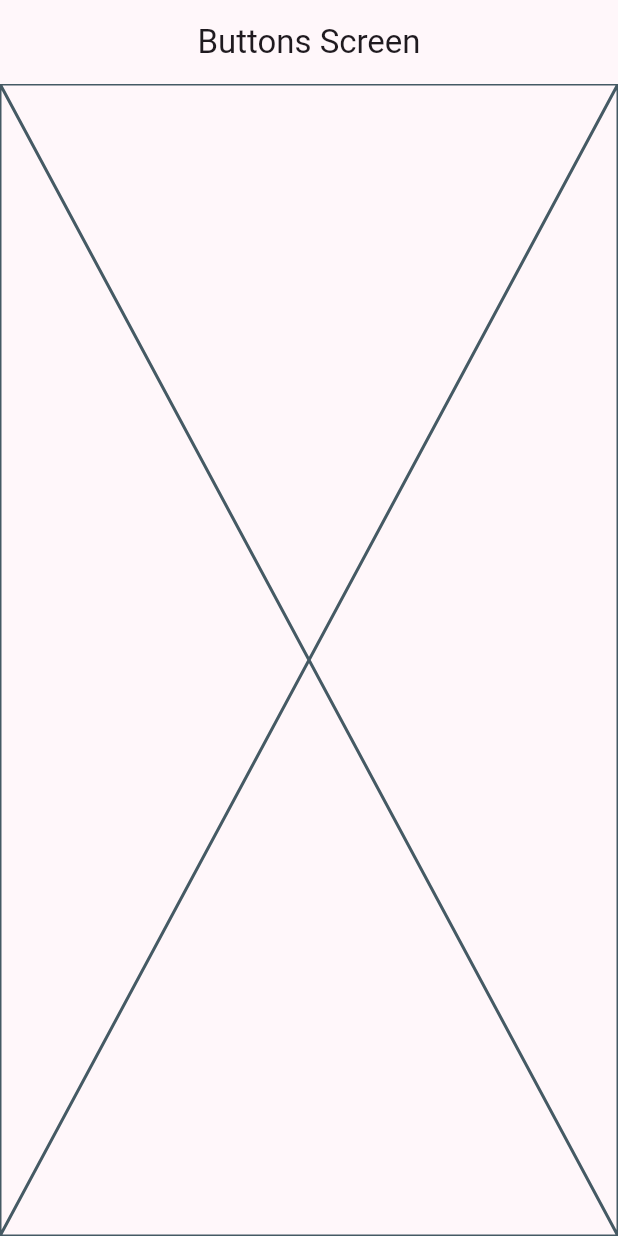
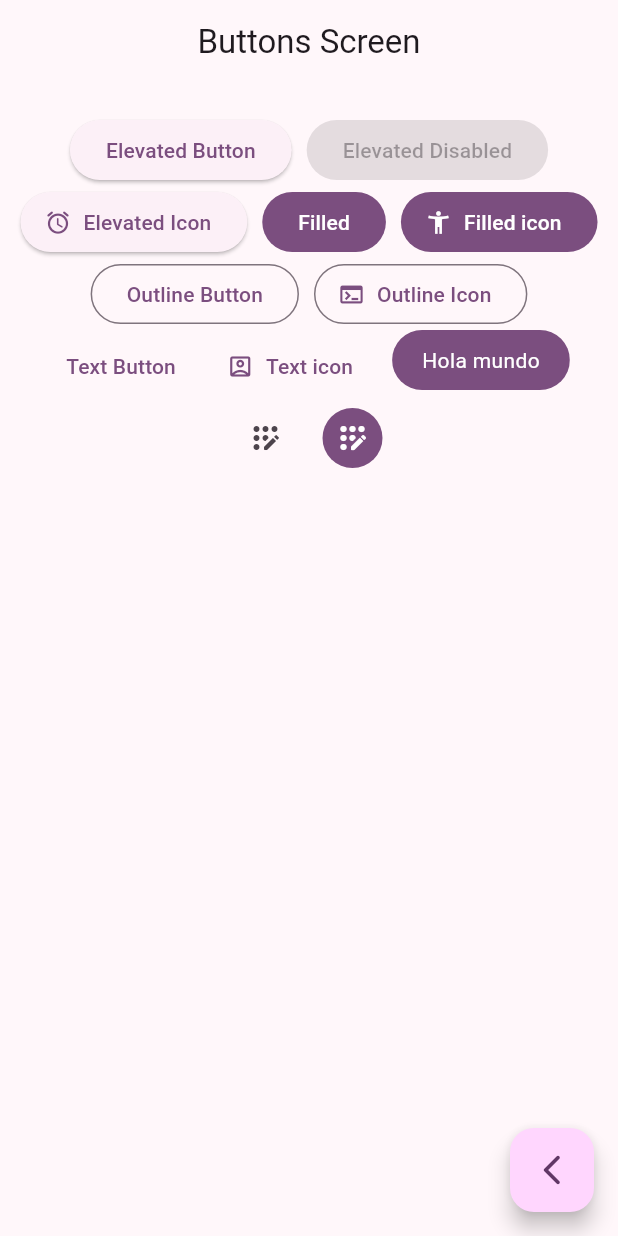
Before and after one commit to JLucianoSS/widgets_app, a Flutter app: the ButtonsScreen screen opened by its route, on a phone screen of 412 x 824 dp. Run offline on Flutter 3.47's test engine with Material 3 defaults, Android fonts, the phone set to English and light mode, and no system bars; our stand-ins replace go_router.

Commit message:
buttons screen finished

```diff
--- a/lib/presentation/screens/buttons/buttons_screen.dart
+++ b/lib/presentation/screens/buttons/buttons_screen.dart
@@ -1,4 +1,5 @@
 import 'package:flutter/material.dart';
+import 'package:go_router/go_router.dart';
 
 
 class ButtonsScreen extends StatelessWidget {
@@ -13,7 +14,110 @@ class ButtonsScreen extends StatelessWidget {
       appBar: AppBar(
         title: const Text('Buttons Screen') ,
       ),
-      body: const Placeholder(),
+      body: const _ButtonsView(),
+      floatingActionButton: FloatingActionButton(
+        child: const Icon( Icons.arrow_back_ios_new_rounded),
+        onPressed: () {
+          context.pop();
+        },
+      ),
     );
   }
 }
+
+class _ButtonsView extends StatelessWidget {
+
+
+  const _ButtonsView();
+
+  @override
+  Widget build(BuildContext context) {
+
+    final colors = Theme.of(context).colorScheme;
+
+
+    return SizedBox(
+      width: double.infinity,
+      child: Padding(
+        padding: const EdgeInsets.symmetric(horizontal: 10, vertical: 20),
+        child: Wrap(
+          spacing: 10,
+          alignment: WrapAlignment.center,
+          children: [
+
+            ElevatedButton(onPressed: (){}, child: const Text('Elevated Button')),
+
+            const ElevatedButton(onPressed: null, child: Text('Elevated Disabled')),
+            ElevatedButton.icon(
+              onPressed: (){},
+              icon: const Icon(Icons.access_alarm_rounded),
+              label: const Text('Elevated Icon'),
+            ),
+
+            FilledButton(onPressed: (){}, child: const Text('Filled')),
+            FilledButton.icon(
+              onPressed: (){},
+              icon: const Icon(Icons.accessibility_new),
+              label: const Text('Filled icon'),
+            ),
+
+
+
+            OutlinedButton(onPressed: (){}, child: const Text('Outline Button')),
+            OutlinedButton.icon(
+              onPressed: (){},
+              icon: const Icon(Icons.terminal),
+              label: const Text('Outline Icon'),
+            ),
+
+            TextButton(onPressed: (){}, child: const Text('Text Button')),
+            TextButton.icon(
+              onPressed: (){},
+              icon: const Icon(Icons.account_box_outlined),
+              label: const Text('Text icon'),
+            ),
+
+            const CustomButton(),
+
+            IconButton(onPressed: (){}, icon: const Icon(Icons.app_registration_rounded)),
+            IconButton(
+              onPressed: (){},
+              icon: const Icon(Icons.app_registration_rounded),
+              style: ButtonStyle(
+                backgroundColor: MaterialStatePropertyAll(colors.primary),
+                iconColor: const MaterialStatePropertyAll(Colors.white),
+              ),
+            ),
+
+
+
+          ],
+        ),
+      ),
+    );
+  }
+}
+
+class CustomButton extends StatelessWidget {
+  const CustomButton({super.key});
+
+  @override
+  Widget build(BuildContext context) {
+
+    final colors = Theme.of(context).colorScheme;
+
+    return ClipRRect(
+      borderRadius: BorderRadius.circular(20),
+      child: Material(
+        color: colors.primary,
+        child: InkWell(
+          onTap: (){},
+          child: const Padding(
+            padding: EdgeInsets.symmetric(horizontal: 20, vertical: 10),
+            child: Text('Hola mundo', style: TextStyle(color: Colors.white),)
+          ),
+        ),
+      ),
+    );
+  }
+}
--- a/lib/presentation/screens/home/home_screen.dart
+++ b/lib/presentation/screens/home/home_screen.dart
@@ -3,7 +3,6 @@
 import 'package:flutter/material.dart';
 import 'package:go_router/go_router.dart';
 import 'package:widgets_app/config/menu/menu_items.dart';
-import 'package:widgets_app/presentation/screens/cards/cards_screen.dart';
 
 
 class HomeScreen extends StatelessWidget {
```
